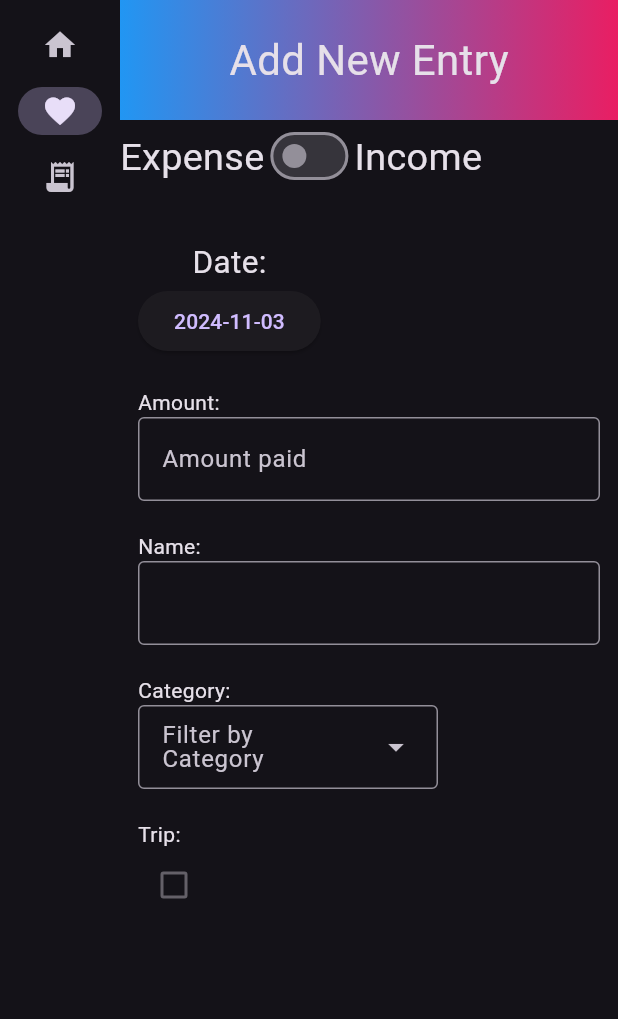
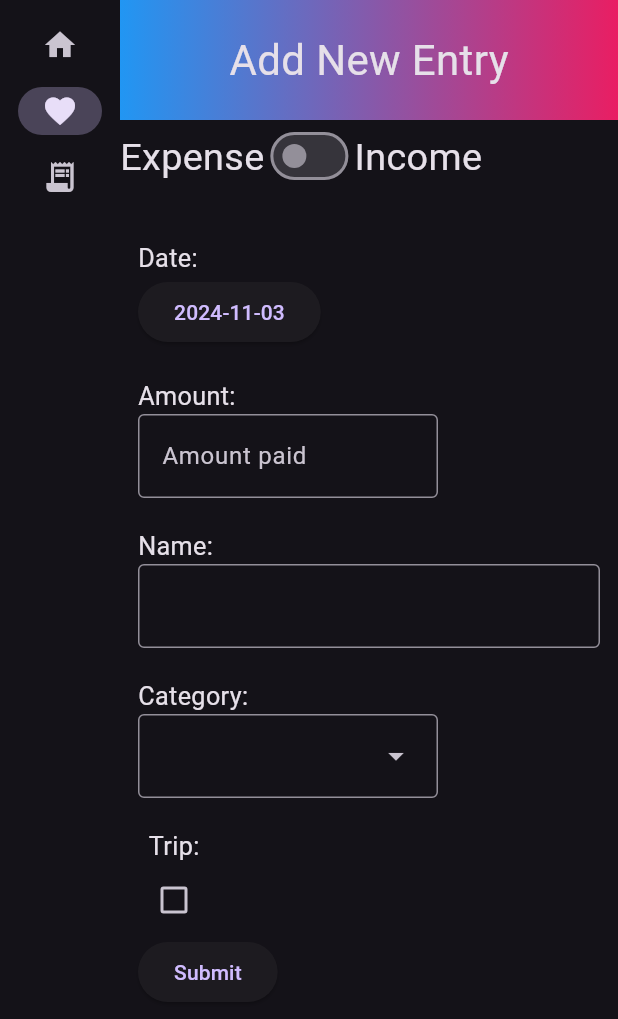
Before and after one commit to meganveldhuis/budget, a Flutter app: the screen it shows after launch, after a tap on "Favourites", on a phone screen of 412 x 824 dp. Shown: the top 1019 px of the screen. Run offline on Flutter 3.47's test engine with Material 3 defaults, Android fonts, the phone set to English and light mode, and no system bars; our stand-ins replace dropdown_search, flutter_bloc, sqflite, syncfusion_flutter_charts; missing offline and left inert: dart:ffi; accounts and stored records are empty; Roboto replaces fonts that are missing (Raleway).

Commit message:
created trip UI on new entry page

```diff
--- a/lib/models/expenseItem.dart
+++ b/lib/models/expenseItem.dart
@@ -17,7 +17,7 @@ class ExpenseItem {
   String name;
   int categoryID;
   int tripID;
-  Float amount;
+  double amount;
   int currencyID;
 
   ExpenseItem({required this.date, required this.timestamp,
--- a/lib/new_entry/bloc/NewEntryCubit.dart
+++ b/lib/new_entry/bloc/NewEntryCubit.dart
@@ -23,6 +23,6 @@ class ToggleTripCubit extends Cubit<bool>{
   final bool isTrip;
   ToggleTripCubit(this.isTrip) : super(isTrip);
 
-  void toggle(){emit(!state);}
+  void toggle(){ emit(!state); }
   // void togglet() => emit(!state);
 }
--- a/lib/new_entry/bloc/NewEntryEvent.dart
+++ b/lib/new_entry/bloc/NewEntryEvent.dart
@@ -4,7 +4,17 @@ sealed class NewEntryEvent{
   const NewEntryEvent();
 }
 
-// class InitExpensePage extends NewEntryEvent{
-//   //no inputs needed...
-//   const InitExpensePage();
-// }
+class EntryBtnPressed extends NewEntryEvent{
+  bool isIncome = false;
+  // final ExpenseItem to =
+  String date;
+  // String timestamp;
+  // String name;
+  // int categoryID;
+  // int tripID;
+  // Float amount;
+  // int currencyID;
+
+
+  EntryBtnPressed(this.isIncome, this.date);
+}
--- a/lib/new_entry/bloc/NewEntryState.dart
+++ b/lib/new_entry/bloc/NewEntryState.dart
@@ -5,10 +5,9 @@ sealed class NewEntryState{
   const NewEntryState();
   // add inputs that are in all of the states here
 }
+class NewEntryInit extends NewEntryState{
 
-class NewEntryInit extends NewEntryState{
+
   // final List<String> categories;
-  // final List<String> yearOptions;
-  // final List<String> monthOptions;
   // const ExpenseInitialized({required this.categories, required this.yearOptions, required this.monthOptions});
 }
--- a/lib/new_entry/view/newEntryView.dart
+++ b/lib/new_entry/view/newEntryView.dart
@@ -1,11 +1,15 @@
-// NEW ENTRY (income or expense)
+// import 'dart:js_interop';
+
 import 'package:budgetapp/new_entry/bloc/NewEntryBloc.dart';
 import 'package:budgetapp/expensesList/expensesList.dart';
 import 'package:flutter/material.dart';
-import 'package:path/path.dart';
 import '../bloc/NewEntryCubit.dart';
 import 'package:flutter_bloc/flutter_bloc.dart';
 import 'package:flutter/services.dart';
+
+import 'package:budgetapp/models/expenseItem.dart';
+import 'package:budgetapp/models/incomeItem.dart';
+// import 'dart:ffi';
 
 const double padding = 20;
 
@@ -16,33 +20,20 @@ class NewEntryView extends StatelessWidget{
    @override
     Widget build(BuildContext context) {
       return Center(
-        child: BlocProvider<ToggleEntryCubit>(
-                    create: (_) => ToggleEntryCubit(false),
-                    child: isIncomeSwitch()
-                    )
+        child: SwitchView()
       );
   }
 }
 
-// class NewExpenseView extends StatelessWidget {
-//   const NewExpenseView({
-//     super.key,
-//   });
-
-//   @override
-//   Widget build(BuildContext context) {
-//     return Placeholder();
-//   }
-// }
-
-class isIncomeSwitch extends StatelessWidget {
-  isIncomeSwitch({
+class SwitchView extends StatelessWidget {
+  SwitchView({
     super.key,
   });
 
   @override
   Widget build(BuildContext context) {
     return Scaffold(
+      resizeToAvoidBottomInset: false,
       appBar: PreferredSize(
         preferredSize: const Size.fromHeight(80),
         child: Container(
@@ -55,7 +46,8 @@ class isIncomeSwitch extends StatelessWidget {
         )
       ),
       body:
-        Column(
+        SingleChildScrollView(
+          child: Column(
             mainAxisSize: MainAxisSize.min,
             crossAxisAlignment: CrossAxisAlignment.start,
             children: [
@@ -96,6 +88,7 @@ class isIncomeSwitch extends StatelessWidget {
               ),
             ]
           ),
+        ),
     );
   }
 }
@@ -115,15 +108,24 @@ class ExpenseFormView extends StatelessWidget {
   ExpenseFormView({
     super.key,
   });
-  DateTime now = DateTime.now();
-  DateTime selectedDate = DateTime.now();
-  bool isTrip = false;
+  final ButtonStyle buttonStyle = ElevatedButton.styleFrom(textStyle: const TextStyle(fontSize: 20));
+  // var newExpenseItem;
+  ExpenseItem newExpenseItem = ExpenseItem(
+    date: '',
+    timestamp: '',
+    name: '',
+    categoryID: 0,
+    tripID: 0,
+    amount: 0,
+    currencyID: 0
+  );
+  final GlobalKey<FormState> _formKey = GlobalKey<FormState>();
 
   @override
   Widget build(BuildContext context) {
-    DateTime date = DateTime(now.year, now.month, now.day);
-    Future<DateTime> chosenDate;
-    return Container(
+    return Form(
+      key: _formKey,
+      child: Container(
         padding: EdgeInsets.all(12.0),
         child: Column(
           crossAxisAlignment: CrossAxisAlignment.start,
@@ -131,8 +133,13 @@ class ExpenseFormView extends StatelessWidget {
             SizedBox(height: padding),
             DatePicker(),
             SizedBox(height: padding),
-          Text('Amount:'),
-          TextField(
+            Text(
+              'Amount:',
+              style: DefaultTextStyle.of(context).style.apply(fontSizeFactor: 1.2)
+            ),
+            SizedBox(
+              width: 200,
+              child: TextFormField(
                 inputFormatters: [
                   FilteringTextInputFormatter.allow(RegExp(r'[\d\.]')),
                 ],
@@ -140,10 +147,21 @@ class ExpenseFormView extends StatelessWidget {
                 decoration: InputDecoration(
                   hintText: "Amount paid",
                   border: OutlineInputBorder(),
-            )
+                ),
+                validator: (String? value){
+                  if(value==null || value.isEmpty){
+                    return 'Please enter some text';
+                  }
+                  return null;
+                }
+                // onEditingComplete: () {newExpenseItem.name = value;},
+              ),
             ),
             SizedBox(height: padding),
-          Text('Name:'),
+            Text(
+              'Name:',
+              style: DefaultTextStyle.of(context).style.apply(fontSizeFactor: 1.2)
+            ),
             TextField(
               keyboardType: TextInputType.name,
               decoration: InputDecoration(
@@ -151,22 +169,74 @@ class ExpenseFormView extends StatelessWidget {
               )
             ),
             SizedBox(height: padding),
-          Text('Category:'),
-          categoryDropdown(),
+            Text(
+              'Category:',
+              style: DefaultTextStyle.of(context).style.apply(fontSizeFactor: 1.2)
+            ),
+            ExpenseCategoryDropdown(),
             SizedBox(height: padding),
-          Text('Trip:'),
-          Checkbox(
-            value: isTrip,
-            onChanged: null //ToggleTripCubit
+            TripWidget(),
+            ElevatedButton(
+              // style: buttonStyle,
+              onPressed: () {},
+              child: const Text('Submit'),
             ),
           ]
+        ),
       ),
     );
   }
 }
 
-class categoryDropdown extends StatelessWidget {
-  const categoryDropdown({
+class TripWidget extends StatelessWidget {
+  const TripWidget({ super.key});
+
+  @override
+  Widget build(BuildContext context) {
+    return
+      BlocBuilder<ToggleTripCubit, bool>(
+        builder: (context, state) {
+
+          return Row(
+              children: [
+                Align(
+                  alignment: Alignment.topLeft,
+                  child: Column(
+                    children:[
+                      Text(
+                        'Trip:',
+                        style: DefaultTextStyle.of(context).style.apply(fontSizeFactor: 1.2)
+                      ),
+                      Checkbox(
+                        value: context.read<ToggleTripCubit>().state,
+                        onChanged: (value){context.read<ToggleTripCubit>().toggle();}
+                      ),
+                    ],
+                  ),
+                ),
+                Align(
+                  alignment: Alignment.topLeft,
+                  child: Visibility(
+                    visible: context.watch<ToggleTripCubit>().state,
+                    child: Row(
+                      children: [
+                        SizedBox(width: padding),
+                        DropdownMenu(
+                          dropdownMenuEntries: [],
+                        ),
+                      ],
+                    ),
+                  ),
+                ),
+              ]
+          );
+        }
+      );
+  }
+}
+
+class ExpenseCategoryDropdown extends StatelessWidget {
+  const ExpenseCategoryDropdown({
     super.key,
   });
 
@@ -176,7 +246,6 @@ class categoryDropdown extends StatelessWidget {
       BlocBuilder<ExpensePageBloc, ExpenseState>(
         builder: (context, state) {
           List<String> categoryStrings = [];
-          print(state);
           if (state is ExpenseInitializing){
             context.read<ExpensePageBloc>().add(InitExpensePage());
           }
@@ -193,7 +262,6 @@ class categoryDropdown extends StatelessWidget {
             );
           }
           return DropdownMenu(
-            label: const Text('Filter by Category'),
             width: 200.0,
             enableFilter: true,
             enableSearch: true,
@@ -216,13 +284,18 @@ class DatePicker extends StatelessWidget {
   Widget build(BuildContext context) {
     return Column(
       children: [
-        RichText(
+        Align(
+          alignment: Alignment.topLeft,
+          child: RichText(
             text: TextSpan(
               text: "Date:",
-            style: DefaultTextStyle.of(context).style.apply(fontSizeFactor: 1.5),
+              style: DefaultTextStyle.of(context).style.apply(fontSizeFactor: 1.2),
             )
           ),
-        BlocBuilder<DateEntryCubit, DateTime>(
+        ),
+        Align(
+          alignment: Alignment.topLeft,
+          child: BlocBuilder<DateEntryCubit, DateTime>(
             builder: (context, state) {
               return
                 ElevatedButton(
@@ -233,6 +306,7 @@ class DatePicker extends StatelessWidget {
                     ),
                 );
             }
+          ),
         ),
       ]
     );
@@ -267,60 +341,5 @@ class AppBarContent extends StatelessWidget {
         )
       ),
     );
-
-    // Column(
-    //   mainAxisAlignment: MainAxisAlignment.end,
-    //   children: <Widget>[
-    //     Padding(
-    //       padding: const EdgeInsets.symmetric(horizontal: 10),
-    //       child: Row(
-    //         children: <Widget>[
-    //           const Text(
-    //             'fuck this',
-    //             style: TextStyle(color: Colors.white),
-    //           ),
-    //           const Spacer(),
-    //           IconButton(
-    //             icon: const Icon(
-    //               Icons.search,
-    //               size: 20,
-    //             ),
-    //             color: Colors.white,
-    //             onPressed: () {},
-    //           ),
-    //           IconButton(
-    //             icon: const Icon(
-    //               Icons.more_vert,
-    //               size: 20,
-    //             ),
-    //             color: Colors.white,
-    //             onPressed: () {},
-    //           ),
-    //         ],
-    //       ),
-    //     ),
-    //   ],
-    // );
   }
 }
-
-// switch / btn for income vs expense
-
-// Date Dropdown (I and E)
-
-// Numerical Entry (amount) (I and E)
-
-// Currency Dropdown (I and E)
-//    defaults to CAD
-
-// Category Dropdown (I and E)
-
-// Text Entry (name) (E)
-
-// Trip Checkbox (E)
-//    if checked :
-//          Trip dropdown (E)
-
-// longer Text Entry (note) (I)
-
-// SUBMIT button (I and E)
--- a/lib/sidenavbar.dart
+++ b/lib/sidenavbar.dart
@@ -39,8 +39,10 @@ class _MyHomePageState extends State<SideNavBar> { //underscore at beginning of
             ),
             BlocProvider<ExpensePageBloc>(
                   create: (context) => ExpensePageBloc()
-              ),
-            // BlocProvider(create: create)
+            ),
+            BlocProvider<ToggleTripCubit>(
+                  create: (context) => ToggleTripCubit(false)
+            ),
           ],
           child: NewEntryView(),
         );
```
Also changed, not shown: lib/main.dart (+1 -12 lines), lib/new_entry/bloc/NewEntryBloc.dart (+16 -0 lines). Lines whose indentation alone changed are shown as unchanged.
